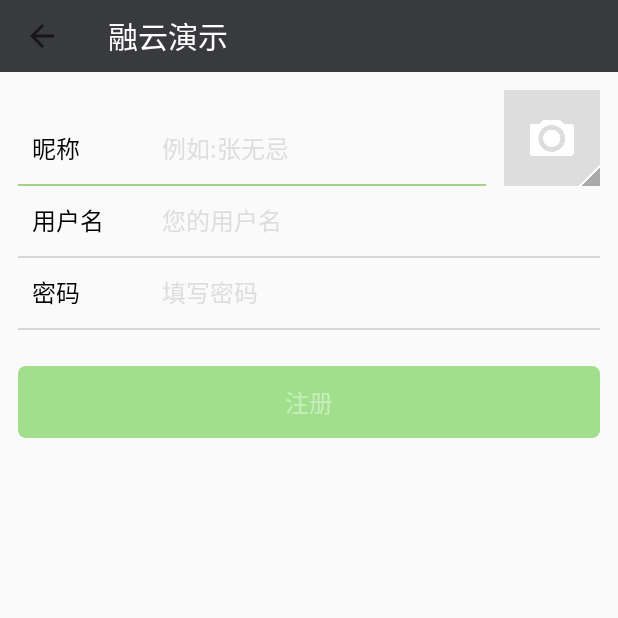
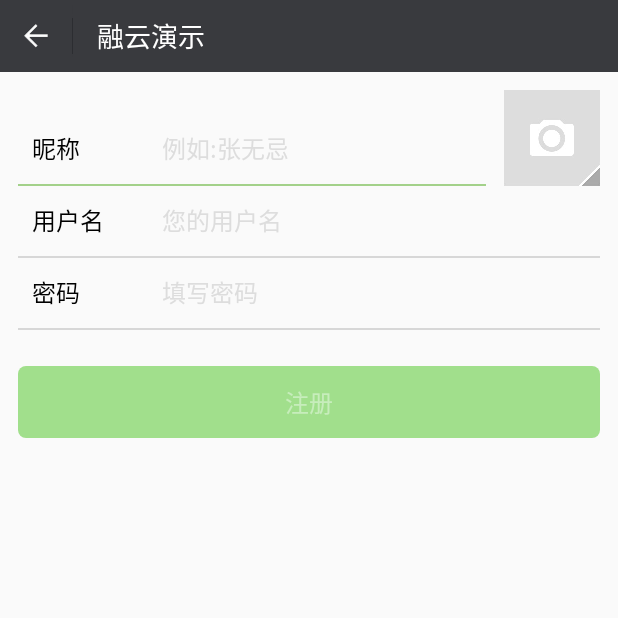
Before and after one commit to zlraymind/RongIMDemo, an Android app: the screen it shows after launch (SignUpActivity), after a tap on "注册", on a phone screen of 412 x 824 dp, the top half of it. Run offline under Robolectric (Android 15) with nearby library versions, the phone set to English and light mode, and no system bars; libraries missing offline, so code that uses them is left out: io.rong.imkit; pictures from the network do not load; 1 statement that could not run was skipped.

Commit message:
Use view instead of toolbar.

```diff
--- a/app/src/main/java/rong/im/demo/activity/LoginActivity.java
+++ b/app/src/main/java/rong/im/demo/activity/LoginActivity.java
@@ -1,12 +1,10 @@
 package rong.im.demo.activity;
 
 import android.content.Intent;
-import android.graphics.Color;
 import android.os.Bundle;
 import android.os.Handler;
 import android.os.Message;
 import android.support.v7.app.AppCompatActivity;
-import android.support.v7.widget.Toolbar;
 import android.text.Editable;
 import android.text.InputType;
 import android.text.TextWatcher;
@@ -22,7 +20,7 @@ import rong.im.demo.util.BmobUtil;
 import rong.im.demo.util.Const;
 import rong.im.demo.widget.LoginEditBox;
 
-public class LoginActivity extends AppCompatActivity  implements TextWatcher, Handler.Callback {
+public class LoginActivity extends AppCompatActivity implements TextWatcher, Handler.Callback {
 
     private static final String TAG = "LoginActivity";
 
@@ -41,11 +39,6 @@ public class LoginActivity extends AppCompatActivity  implements TextWatcher, Ha
     }
 
     private void initView() {
-        Toolbar toolbar = (Toolbar) findViewById(R.id.toolbar);
-        toolbar.setTitle("融云演示");
-        toolbar.setTitleTextColor(Color.WHITE);
-        setSupportActionBar(toolbar);
-
         username = new LoginEditBox(findViewById(R.id.layout_username), "用户名", "你的登录名");
         password = new LoginEditBox(findViewById(R.id.layout_password), "密码", "填写密码");
         login = (Button) findViewById(R.id.login);
--- a/app/src/main/java/rong/im/demo/activity/SignUpActivity.java
+++ b/app/src/main/java/rong/im/demo/activity/SignUpActivity.java
@@ -1,12 +1,10 @@
 package rong.im.demo.activity;
 
 import android.content.Context;
-import android.graphics.Color;
 import android.os.Bundle;
 import android.os.Handler;
 import android.os.Message;
 import android.support.v7.app.AppCompatActivity;
-import android.support.v7.widget.Toolbar;
 import android.text.Editable;
 import android.text.InputType;
 import android.text.TextWatcher;
@@ -36,6 +34,7 @@ public class SignUpActivity extends AppCompatActivity implements TextWatcher, Ha
     private LoginEditBox nickname;
     private LoginEditBox username;
     private LoginEditBox password;
+    private ImageView back;
     private ImageView portrait;
     private Button signUp;
 
@@ -50,22 +49,10 @@ public class SignUpActivity extends AppCompatActivity implements TextWatcher, Ha
     }
 
     private void initView() {
-        Toolbar toolbar = (Toolbar) findViewById(R.id.toolbar);
-        toolbar.setTitle("融云演示");
-        toolbar.setTitleTextColor(Color.WHITE);
-        setSupportActionBar(toolbar);
-
-//        toolbar.setNavigationIcon(R.drawable.toolbar_back);
-//        toolbar.setNavigationOnClickListener(new View.OnClickListener() {
-//            @Override
-//            public void onClick(View v) {
-//                Log.d(TAG, "onClick");
-//            }
-//        });
-
         nickname = new LoginEditBox(findViewById(R.id.layout_nickname), "昵称", "例如:张无忌");
         username = new LoginEditBox(findViewById(R.id.layout_username), "用户名", "您的用户名");
         password = new LoginEditBox(findViewById(R.id.layout_password), "密码", "填写密码");
+        back = (ImageView) findViewById(R.id.back);
         portrait = (ImageView) findViewById(R.id.portrait);
         signUp = (Button) findViewById(R.id.sign_up);
 
@@ -73,6 +60,12 @@ public class SignUpActivity extends AppCompatActivity implements TextWatcher, Ha
         username.setTextChangedListener(this);
         password.setTextChangedListener(this);
         password.setInputType(InputType.TYPE_CLASS_TEXT | InputType.TYPE_TEXT_VARIATION_PASSWORD);
+        back.setOnClickListener(new View.OnClickListener() {
+            @Override
+            public void onClick(View v) {
+                finish();
+            }
+        });
         signUp.setOnClickListener(new View.OnClickListener() {
             @Override
             public void onClick(View v) {
--- a/app/src/main/res/layout/activity_signup.xml
+++ b/app/src/main/res/layout/activity_signup.xml
@@ -1,18 +1,33 @@
 <?xml version="1.0" encoding="utf-8"?>
 <RelativeLayout
     xmlns:android="http://schemas.android.com/apk/res/android"
-    xmlns:app="http://schemas.android.com/apk/res-auto"
     android:layout_margin="0dp"
     android:padding="0dp"
     android:layout_width="match_parent"
     android:layout_height="match_parent">
 
-    <android.support.v7.widget.Toolbar
+    <LinearLayout
+        android:orientation="horizontal"
         android:id="@+id/toolbar"
         android:layout_width="match_parent"
         android:layout_height="48dp"
-        android:background="#393a3e"
-        app:navigationIcon="?attr/homeAsUpIndicator"/>
+        android:background="#393a3e">
+
+        <ImageView
+            android:id="@+id/back"
+            android:layout_width="wrap_content"
+            android:layout_height="wrap_content"
+            android:src="@drawable/toolbar_back"/>
+
+        <TextView
+            android:layout_gravity="center_vertical"
+            android:layout_width="wrap_content"
+            android:layout_height="wrap_content"
+            android:text="融云演示"
+            android:layout_marginLeft="16dp"
+            android:textColor="#ffffff"
+            android:textSize="18sp"/>
+    </LinearLayout>
 
     <ImageView
         android:id="@+id/portrait"
```
Also changed, not shown: app/src/main/res/layout/activity_login.xml (+14 -3 lines), app/src/main/res/mipmap-xxhdpi/toolbar_back_normal.png, app/src/main/res/mipmap-xxhdpi/toolbar_back_pressed.png.
